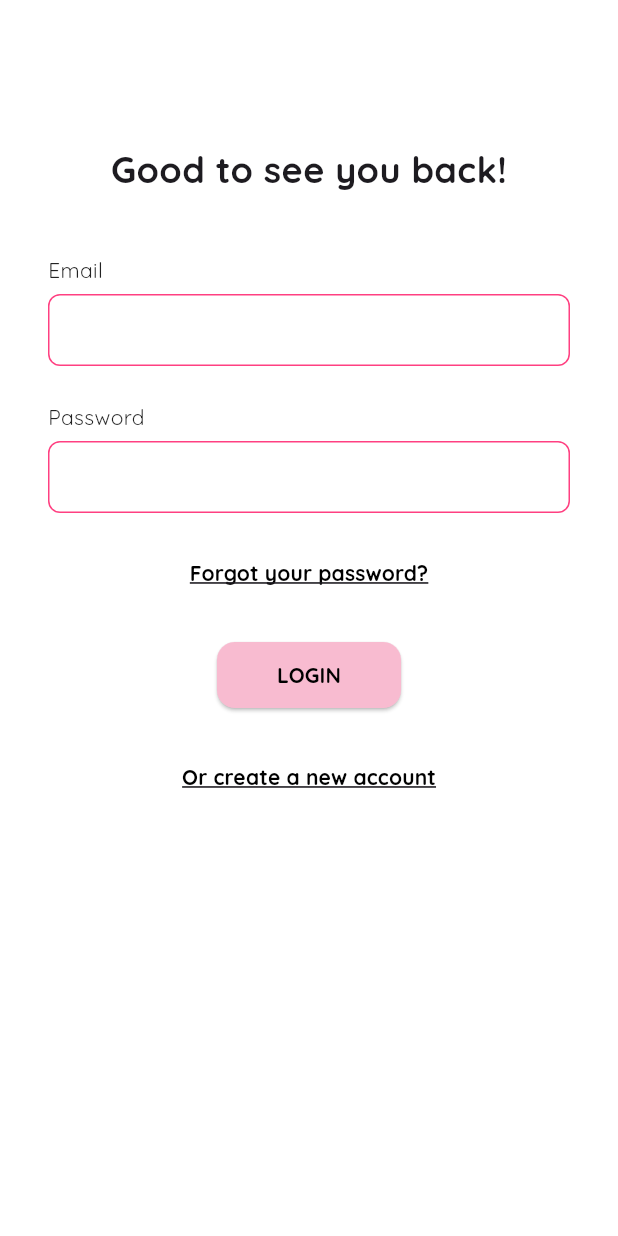
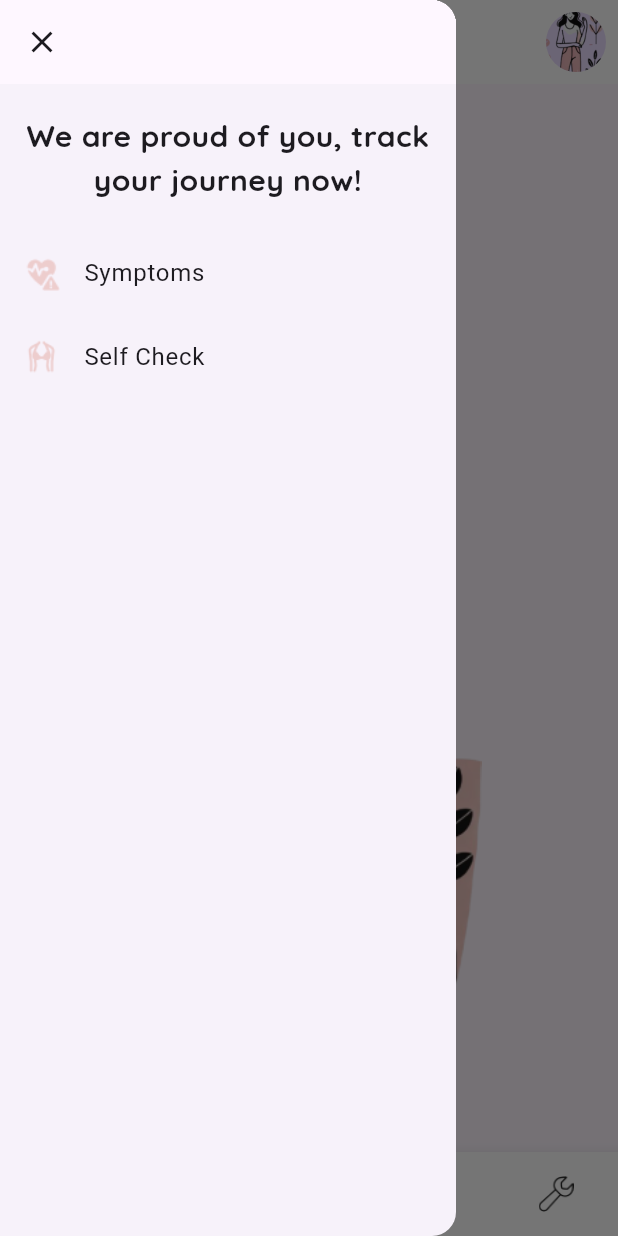
Before and after one commit to BechiriElbatoul/Pink-Bytes-Project, a Flutter app: the screen it shows after launch, with the side drawer open (before the commit the screen has no drawer), on a phone screen of 412 x 824 dp. Run offline on Flutter 3.47's test engine with Material 3 defaults, Android fonts, the phone set to English and light mode, and no system bars; our stand-ins replace loading_animation_widget.

Commit message:
Committing all changes, including fonts, login, main.dart, and pubspec.yaml updates

```diff
--- a/Frontend/mobile-app/pinktober/lib/main.dart
+++ b/Frontend/mobile-app/pinktober/lib/main.dart
@@ -7,6 +7,7 @@ import 'Family_history.dart';
 import 'scanner.dart';
 import 'scan.dart';
 import 'homescreen.dart';
+import 'settings.dart';
 
 void main() {
   runApp(MyApp());
@@ -20,9 +21,10 @@ class MyApp extends StatelessWidget {
       theme: ThemeData(
         primarySwatch: Colors.pink,
       ),
-      initialRoute: '/screen',
+      initialRoute: '/settings',
       debugShowCheckedModeBanner: false,
       routes: {
+        '/settings': (context) => SettingsPage(),
         '/screen': (context) => HomeScreenPage(),
         '/scan': (context) => ScanIngredientsPage(),
         '/scanner': (context) => ScanCosmeticsPage(),
--- /dev/null
+++ b/Frontend/mobile-app/pinktober/lib/settings.dart
@@ -0,0 +1,188 @@
+import 'package:flutter/material.dart';
+
+class SettingsPage extends StatelessWidget {
+  const SettingsPage({super.key});
+
+  @override
+  Widget build(BuildContext context) {
+    return Scaffold(
+      appBar: AppBar(
+        backgroundColor: Colors.white,
+        elevation: 0,
+        actions: [
+          Padding(
+            padding: const EdgeInsets.all(8.0),
+            child: CircleAvatar(
+              backgroundImage: AssetImage('assets/images/sign_up.png'),
+            ),
+          ),
+        ],
+        leading: Builder(
+          builder: (BuildContext context) {
+            return IconButton(
+              icon: const Icon(Icons.menu,
+                  color: Color.fromARGB(255, 58, 56, 56)),
+              onPressed: () {
+                Scaffold.of(context).openDrawer();
+              },
+            );
+          },
+        ),
+      ),
+      drawer: _buildSideBar(context),
+      body: SingleChildScrollView(
+        child: Padding(
+          padding: const EdgeInsets.all(16.0),
+          child: Column(
+            crossAxisAlignment: CrossAxisAlignment.start,
+            children: [
+              const Text(
+                'Settings',
+                style: TextStyle(
+                  fontSize: 24,
+                  fontWeight: FontWeight.bold,
+                  fontFamily: 'Quicksand',
+                ),
+              ),
+              const SizedBox(height: 24),
+              _buildSettingsButton(
+                  'Profile Informations', 'assets/images/profile.png', context),
+              _buildSettingsButton(
+                  'Notifications', 'assets/images/Alarm.png', context),
+              _buildSettingsButton(
+                  'Add family members', 'assets/images/Guardian.png', context),
+              _buildSettingsButton(
+                  'Log out', 'assets/images/Logout.png', context),
+              const SizedBox(height: 24),
+              Center(
+                  child: Image.asset(
+                'assets/images/fille.png',
+                width: 230,
+                height: 230,
+                fit: BoxFit.cover,
+              )),
+            ],
+          ),
+        ),
+      ),
+      bottomNavigationBar: _buildBottomNavigationBar(),
+    );
+  }
+
+  Drawer _buildSideBar(BuildContext context) {
+    return Drawer(
+      child: Column(
+        children: [
+          AppBar(
+            automaticallyImplyLeading: false,
+            leading: IconButton(
+              icon: const Icon(Icons.close),
+              onPressed: () {
+                Navigator.of(context).pop();
+              },
+            ),
+          ),
+          const SizedBox(height: 20),
+          const Text(
+            'We are proud of you, track your journey now!',
+            style: TextStyle(
+              fontSize: 20,
+              fontWeight: FontWeight.bold,
+              fontFamily: 'Quicksand',
+            ),
+            textAlign: TextAlign.center,
+          ),
+          const SizedBox(height: 20),
+          _buildSidebarButton(
+              'Symptoms', 'assets/images/Hypertension.png', context),
+          _buildSidebarButton(
+              'Self Check', 'assets/images/Black Woman Bra.png', context),
+        ],
+      ),
+    );
+  }
+
+  Widget _buildSidebarButton(
+      String text, String iconPath, BuildContext context) {
+    return ListTile(
+      leading: Image.asset(iconPath, width: 24, height: 24),
+      title: Text(text),
+      onTap: () {
+        Navigator.of(context).pop();
+      },
+    );
+  }
+
+  BottomNavigationBar _buildBottomNavigationBar() {
+    return BottomNavigationBar(
+      items: [
+        BottomNavigationBarItem(
+          icon: Image.asset('assets/images/Home.png', width: 24, height: 24),
+          label: '',
+        ),
+        BottomNavigationBarItem(
+          icon: Image.asset('assets/images/nav 1.png', width: 24, height: 24),
+          label: '',
+        ),
+        BottomNavigationBarItem(
+          icon: Image.asset('assets/images/nav 2.png', width: 24, height: 24),
+          label: '',
+        ),
+        BottomNavigationBarItem(
+          icon: Image.asset('assets/images/nav 3.png', width: 24, height: 24),
+          label: '',
+        ),
+        BottomNavigationBarItem(
+          icon: Image.asset('assets/images/nav 4.png', width: 24, height: 24),
+          label: '',
+        ),
+      ],
+      currentIndex: 0,
+      onTap: (index) {},
+      backgroundColor: Colors.white,
+      selectedItemColor: const Color.fromARGB(255, 146, 98, 114),
+      unselectedItemColor: Colors.grey,
+      type: BottomNavigationBarType.fixed,
+      selectedFontSize: 0,
+      unselectedFontSize: 0,
+    );
+  }
+
+  Widget _buildSettingsButton(
+      String title, String iconPath, BuildContext context) {
+    return Padding(
+      padding: const EdgeInsets.symmetric(vertical: 8.0),
+      child: ElevatedButton(
+        onPressed: () {},
+        style: ElevatedButton.styleFrom(
+          padding: const EdgeInsets.symmetric(vertical: 16),
+          shape: RoundedRectangleBorder(
+            borderRadius: BorderRadius.circular(12),
+          ),
+          backgroundColor: Colors.transparent,
+          elevation: 0,
+          shadowColor: Colors.transparent,
+        ),
+        child: Row(
+          mainAxisSize: MainAxisSize.max,
+          children: [
+            Image.asset(iconPath, width: 24, height: 24),
+            const SizedBox(width: 16),
+            Expanded(
+              child: Text(
+                title,
+                overflow: TextOverflow.ellipsis,
+                style: const TextStyle(
+                  fontSize: 16,
+                  fontWeight: FontWeight.bold,
+                  color: Colors.black,
+                  fontFamily: 'Quicksand',
+                ),
+              ),
+            ),
+          ],
+        ),
+      ),
+    );
+  }
+}
```
Also changed, not shown: Frontend/mobile-app/pinktober/assets/images/Alarm.png (added), Frontend/mobile-app/pinktober/assets/images/Guardian.png (added), Frontend/mobile-app/pinktober/assets/images/Logout.png (added), Frontend/mobile-app/pinktober/assets/images/fille.png (added), Frontend/mobile-app/pinktober/assets/images/profile.png (added).
